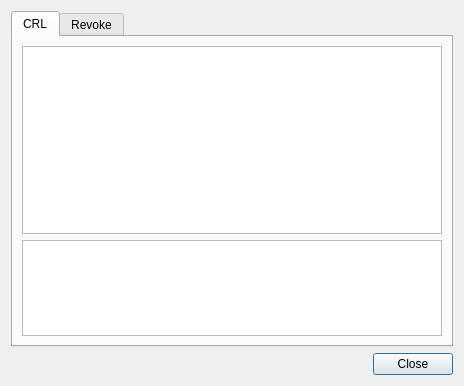
Before: the Qt Designer form BerEditor/crl_info_dlg.ui in jykim74/BerEditor, drawn with Qt 5.
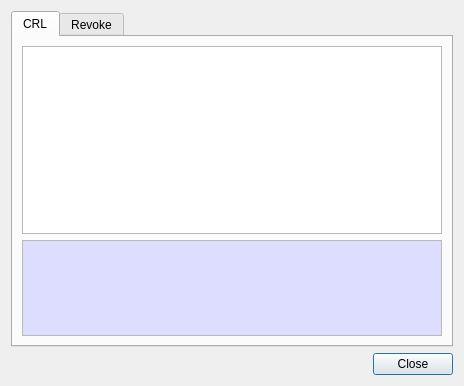
After: the same form once the commit is applied. The open tabs and pages were chosen to show the change.

```diff
--- a/BerEditor/crl_info_dlg.ui
+++ b/BerEditor/crl_info_dlg.ui
@@ -42,6 +42,46 @@
            <height>100</height>
           </size>
          </property>
+         <property name="palette">
+          <palette>
+           <active>
+            <colorrole role="Base">
+             <brush brushstyle="SolidPattern">
+              <color alpha="255">
+               <red>221</red>
+               <green>221</green>
+               <blue>255</blue>
+              </color>
+             </brush>
+            </colorrole>
+           </active>
+           <inactive>
+            <colorrole role="Base">
+             <brush brushstyle="SolidPattern">
+              <color alpha="255">
+               <red>221</red>
+               <green>221</green>
+               <blue>255</blue>
+              </color>
+             </brush>
+            </colorrole>
+           </inactive>
+           <disabled>
+            <colorrole role="Base">
+             <brush brushstyle="SolidPattern">
+              <color alpha="255">
+               <red>240</red>
+               <green>240</green>
+               <blue>240</blue>
+              </color>
+             </brush>
+            </colorrole>
+           </disabled>
+          </palette>
+         </property>
+         <property name="readOnly">
+          <bool>true</bool>
+         </property>
         </widget>
        </item>
       </layout>
```
